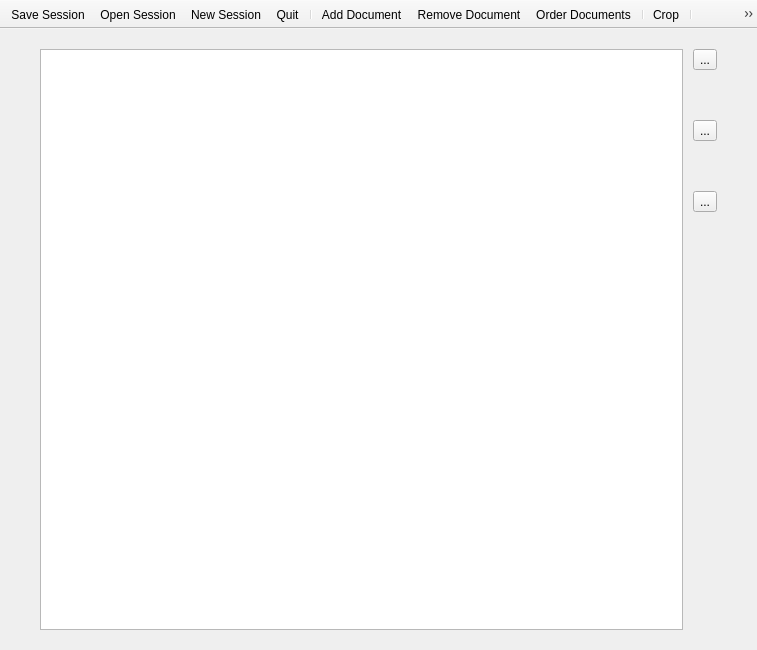
This is mainwindow.ui in noedigcode/SheepMusic as Qt 5 draws it before an edit. The edited form follows.
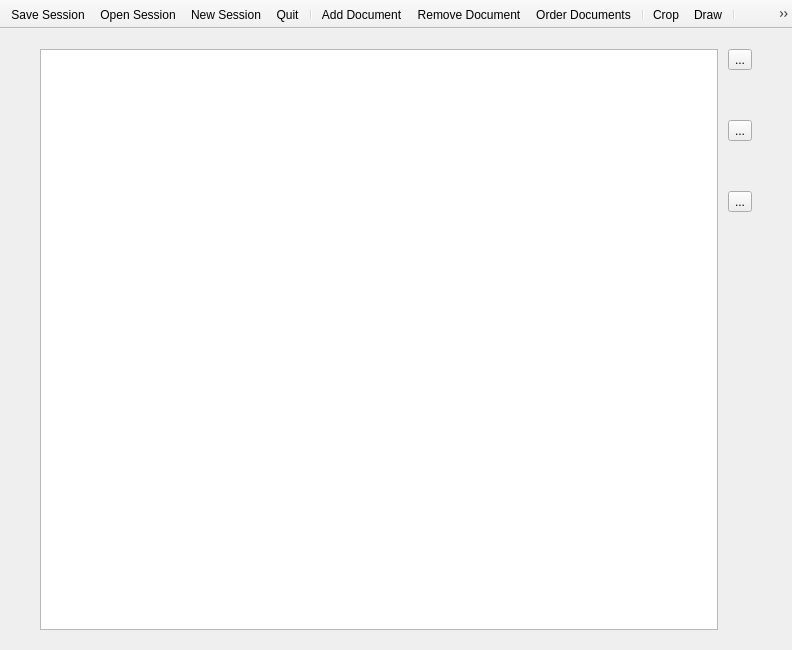
This is the edited form. Icons and pictures are not drawn. Custom widgets are drawn as their Qt base class.

Commit message: WIP: Adding drawing. Drawing works, not saved yet, button without icon.

Diff of the .ui file:
```diff
--- a/mainwindow.ui
+++ b/mainwindow.ui
@@ -6,7 +6,7 @@
    <rect>
     <x>0</x>
     <y>0</y>
-    <width>757</width>
+    <width>792</width>
     <height>650</height>
    </rect>
   </property>
@@ -280,6 +280,7 @@
    <addaction name="action_Order_Documents"/>
    <addaction name="separator"/>
    <addaction name="action_Crop"/>
+   <addaction name="action_Draw"/>
    <addaction name="separator"/>
    <addaction name="action_Fullscreen"/>
    <addaction name="separator"/>
@@ -402,6 +403,14 @@
     <string>Order Documents</string>
    </property>
   </action>
+  <action name="action_Draw">
+   <property name="checkable">
+    <bool>true</bool>
+   </property>
+   <property name="text">
+    <string>Draw</string>
+   </property>
+  </action>
  </widget>
  <customwidgets>
   <customwidget>
```
The commit also changes 2 other files.
